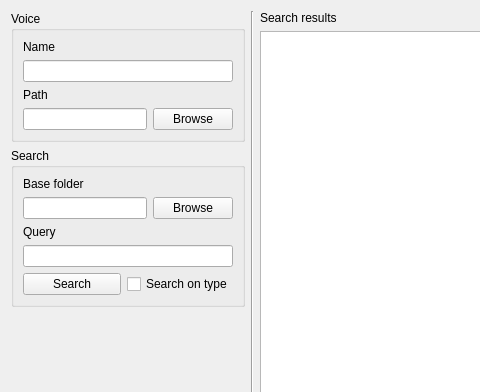
Qt form src/editor/NewWoiceDialog.ui (yuxshao/ptcollab) before a commit; both pictures show x 0 to 480 and y 0 to 392 of the 738 by 596 pixel window.
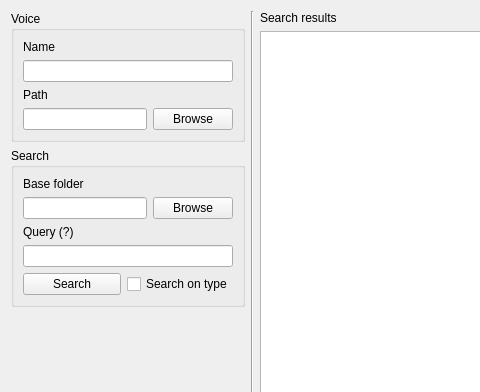
The same form after that commit.

Patch:
```diff
--- a/src/editor/NewWoiceDialog.ui
+++ b/src/editor/NewWoiceDialog.ui
@@ -88,7 +88,7 @@
           <item>
            <widget class="QLabel" name="label_4">
             <property name="text">
-             <string>Query</string>
+             <string>Query (?)</string>
             </property>
            </widget>
           </item>
```
Left out of the diff: 3 changed lines with no effect on the pictures.
